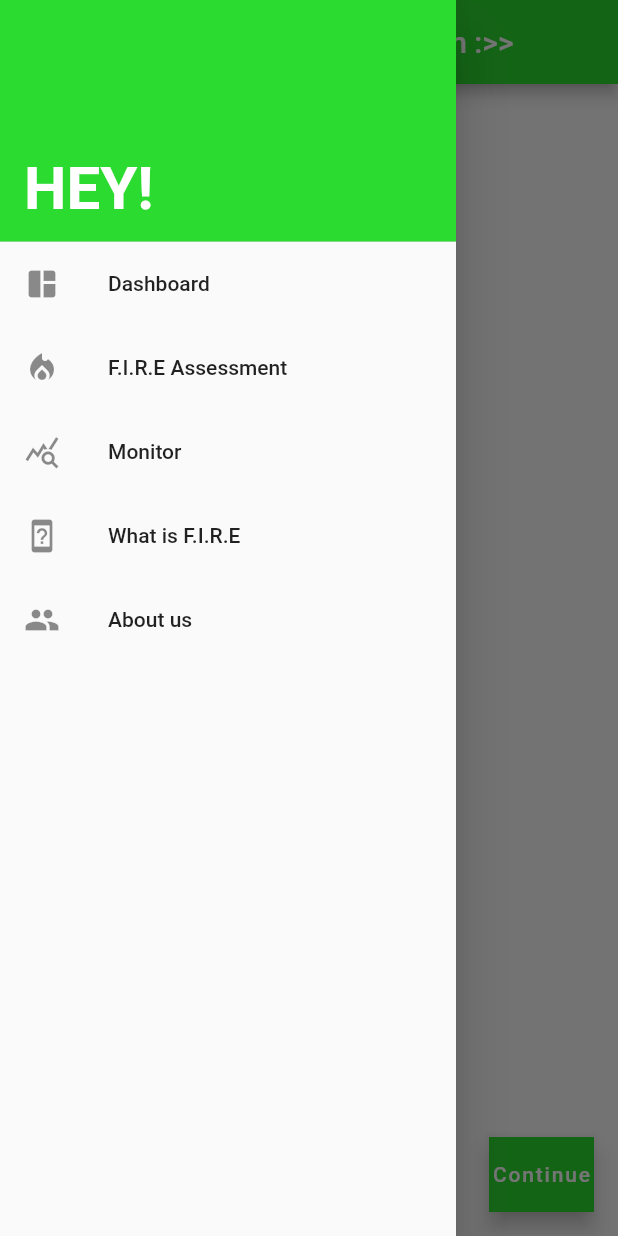
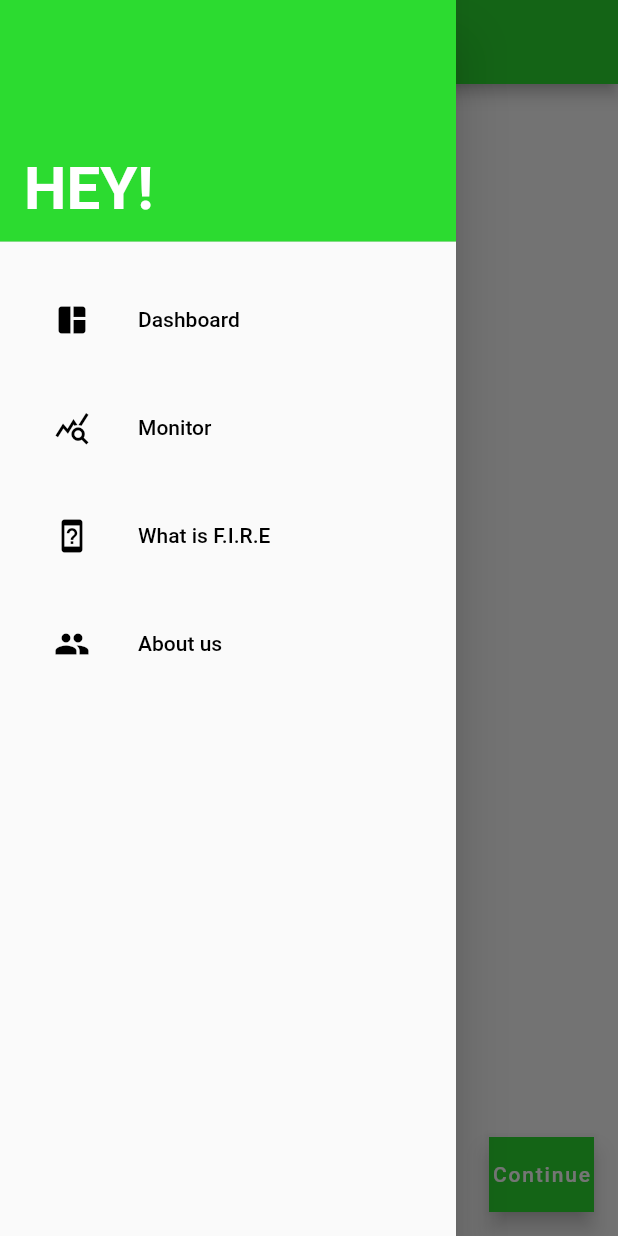
Before and after one commit to vonkulit/fire_moneytor, a Flutter app: the screen it shows after launch, with the side drawer open, on a phone screen of 412 x 824 dp. Run offline on Flutter 3.47's test engine with Material 2 defaults, Android fonts, the phone set to English and light mode, and no system bars.

Commit message:
New Code Structure for Hamburgur <3

```diff
--- /dev/null
+++ b/lib/drawer_widget.dart
@@ -0,0 +1,91 @@
+import 'package:flutter/material.dart';
+
+class DrawerWidget extends StatefulWidget {
+  const DrawerWidget({Key? key}) : super(key: key);
+
+  @override
+  _DrawerWidgetState createState() => _DrawerWidgetState();
+}
+
+class _DrawerWidgetState extends State<DrawerWidget> {
+  final padding = const EdgeInsets.symmetric(horizontal: 20);
+
+  @override
+  Widget build(BuildContext context) {
+    return Drawer(
+      child: ListView(
+        children: <Widget>[
+          DrawerHeader(
+            margin: EdgeInsets.zero,
+            padding: EdgeInsets.zero,
+            decoration: const BoxDecoration(
+              color: Color(0xFF2CDB30),
+            ),
+            child: Stack(
+              children: const <Widget>[
+                Positioned(
+                  bottom: 12.0,
+                  left: 16.0,
+                  child: Text(
+                    'HEY!',
+                    style: TextStyle(
+                        color: Colors.white,
+                        fontSize: 40.0,
+                        fontWeight: FontWeight.bold),
+                  ),
+                ),
+              ],
+            ),
+          ),
+          Container(
+            padding: padding,
+            child: Column(
+              children: [
+                const SizedBox(height: 24),
+                buildMenuItem(
+                  text: 'Dashboard',
+                  icon: Icons.space_dashboard,
+                  onClicked: () {},
+                ),
+                const SizedBox(height: 16),
+                buildMenuItem(
+                  text: 'Monitor',
+                  icon: Icons.query_stats,
+                  onClicked: () {},
+                ),
+                const SizedBox(height: 16),
+                buildMenuItem(
+                  text: 'What is F.I.R.E',
+                  icon: Icons.device_unknown,
+                  onClicked: () {},
+                ),
+                const SizedBox(height: 16),
+                buildMenuItem(
+                  text: 'About us',
+                  icon: Icons.people_sharp,
+                  onClicked: () {},
+                ),
+              ],
+            ),
+          ),
+        ],
+      ),
+    );
+  }
+
+  Widget buildMenuItem({
+    required String text,
+    required IconData icon,
+    VoidCallback? onClicked,
+  }) {
+    const color = Colors.black;
+    final hoverColor = Colors.white70;
+
+    return ListTile(
+      leading: Icon(icon, color: color),
+      title: Text(text, style: const TextStyle(color: color)),
+      hoverColor: hoverColor,
+      onTap: onClicked,
+    );
+  }
+}
--- a/lib/main.dart
+++ b/lib/main.dart
@@ -14,7 +14,7 @@ class MyApp extends StatelessWidget {
   Widget build(BuildContext context) {
     return const MaterialApp(
       title: 'Flutter Demo',
-      home: MyHomePage(title: 'F.I.R.E Assessment for Jan :>>'),
+      home: MyHomePage(title: 'F.I.R.E Assessment'),
     );
   }
 }
--- a/lib/main_screen.dart
+++ b/lib/main_screen.dart
@@ -1,3 +1,4 @@
+import 'drawer_widget.dart';
 import 'package:flutter/material.dart';
 
 class MyHomePage extends StatefulWidget {
@@ -13,12 +14,41 @@ class _MyHomePageState extends State<MyHomePage> {
   @override
   Widget build(BuildContext context) {
     return Scaffold(
+      drawer: const DrawerWidget(),
       appBar: AppBar(
         title: Text(widget.title),
         backgroundColor: const Color(0xFF2CDB30),
       ),
-      drawer: Drawer(
-        child: ListView(
+      body: Center(
+        child: Column(
+          mainAxisAlignment: MainAxisAlignment.center,
+          children: const <Widget>[
+            Text(
+              'explanation about FIRE',
+            ),
+          ],
+        ),
+      ),
+      floatingActionButton: SizedBox(
+        width: 70.0,
+        height: 50.0,
+        child: FloatingActionButton(
+          onPressed: () {},
+          backgroundColor: const Color(0xFF2CDB30),
+          shape: const BeveledRectangleBorder(
+            borderRadius: BorderRadius.zero,
+          ),
+          child: const Text(
+            'Continue',
+          ),
+        ),
+      ),
+    );
+  }
+}
+
+// unang version tabi muna naten baka magamit ko pa HAHA
+/*child: ListView(
 padding: EdgeInsets.zero,
 children: <Widget>[
 DrawerHeader(
@@ -80,31 +110,5 @@ class _MyHomePageState extends State<MyHomePage> {
 ),
 ],
 ),
-      ),
-      body: Center(
-        child: Column(
-          mainAxisAlignment: MainAxisAlignment.center,
-          children: const <Widget>[
-            Text(
-              'explanation about FIRE',
-            ),
-          ],
-        ),
-      ),
-      floatingActionButton: SizedBox(
-        width: 70.0,
-        height: 50.0,
-        child: FloatingActionButton(
-          onPressed: () {},
-          backgroundColor: const Color(0xFF2CDB30),
-          shape: const BeveledRectangleBorder(
-            borderRadius: BorderRadius.zero,
-          ),
-          child: const Text(
-            'Continue',
-          ),
-        ),
-      ),
-    );
-  }
-}
+
+ */
```
Lines whose indentation alone changed are shown as unchanged.
